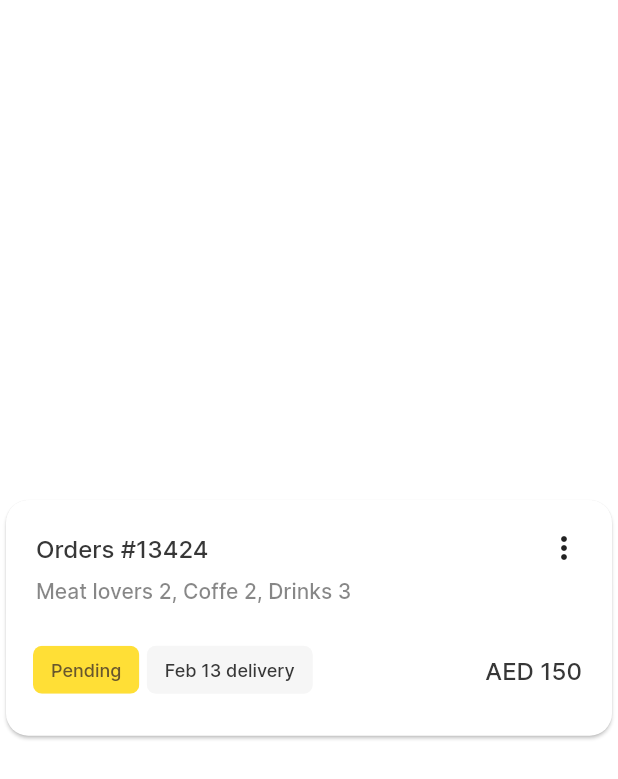
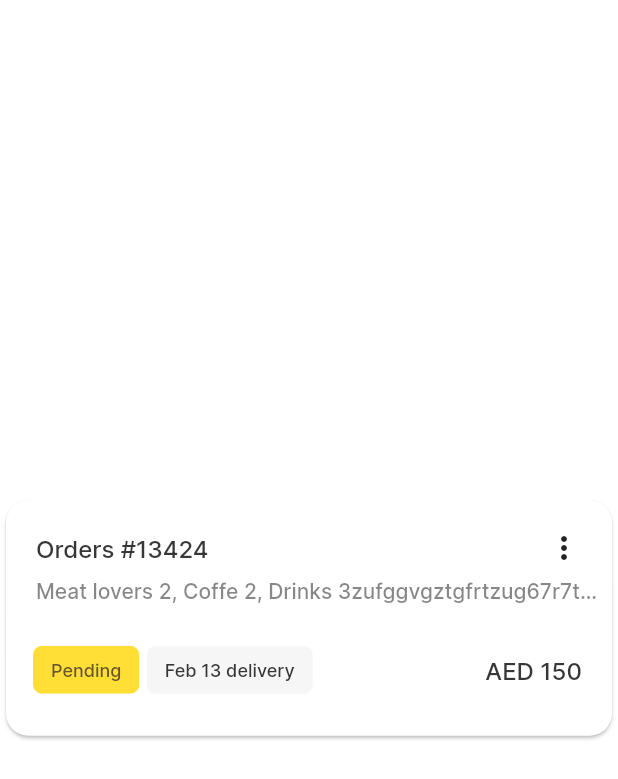
Before and after one commit to fcolakovic2/meelz, a Flutter app: the screen it shows after launch, on a phone screen of 412 x 824 dp. Shown: the top 779 px of the screen. Run offline on Flutter 3.47's test engine with Material 2 defaults, Android fonts, the phone set to English and light mode, and no system bars.

Commit message:
Dodan tekst sa tri tacke ukoliko je ogroman

```diff
--- a/lib/kartica.dart
+++ b/lib/kartica.dart
@@ -36,8 +36,7 @@ class _OrderKarticaState extends State<OrderKartica> {
                         Column(children: <Widget>[
                           Container(
                             height: 40,
-                            child:
-                                Image.asset('assets/images/Rectangle711.png'),
+                            child: Image.asset(widget.image),
                           ),
                         ]),
                         Padding(
@@ -45,8 +44,12 @@ class _OrderKarticaState extends State<OrderKartica> {
                           child: Column(
                               crossAxisAlignment: CrossAxisAlignment.start,
                               children: <Widget>[
-                                Text(
+                                Expanded(
+                                  child: Text(
                                     widget.title,
+                                    softWrap: false,
+                                    maxLines: 1,
+                                    overflow: TextOverflow.ellipsis,
                                     style: TextStyle(
                                       fontFamily: "Inter",
                                       fontSize: 16,
@@ -55,14 +58,21 @@ class _OrderKarticaState extends State<OrderKartica> {
                                       color: Color(0xff373737),
                                     ),
                                   ),
-                                Text(
+                                ),
+                                SizedBox(
+                                  width: 380,
+                                  child: Text(
                                     widget.subtitle,
+                                    softWrap: false,
+                                    maxLines: 1,
+                                    overflow: TextOverflow.ellipsis,
                                     style: TextStyle(
                                       fontFamily: "Inter",
                                       fontSize: 14,
                                       fontStyle: FontStyle.normal,
                                       fontWeight: FontWeight.w500,
                                       color: Color(0xff373737).withOpacity(0.6),
+                                    ),
                                   ),
                                 ),
                               ]),
@@ -98,6 +108,9 @@ class _OrderKarticaState extends State<OrderKartica> {
                           children: [
                             Text(
                               widget.title,
+                              softWrap: false,
+                              maxLines: 1,
+                              overflow: TextOverflow.ellipsis,
                               style: TextStyle(
                                 fontSize: 16,
                                 fontFamily: "Inter",
@@ -122,14 +135,20 @@ class _OrderKarticaState extends State<OrderKartica> {
                       Padding(
                         padding:
                             const EdgeInsets.only(left: 20.0, bottom: 10.0),
+                        child: SizedBox(
+                          width: 380,
                           child: Text(
                             widget.subtitle,
+                            softWrap: false,
+                            maxLines: 1,
+                            overflow: TextOverflow.ellipsis,
                             style: TextStyle(
                               fontSize: 14,
                               fontFamily: "Inter",
                               fontStyle: FontStyle.normal,
                               fontWeight: FontWeight.w500,
                               color: Color(0xff373737).withOpacity(0.6),
+                            ),
                           ),
                         ),
                       ),
--- a/lib/main.dart
+++ b/lib/main.dart
@@ -23,8 +23,12 @@ class MyApp extends StatelessWidget {
         // is not restarted.
         primarySwatch: Colors.blue,
       ),
-      home: OrderKartica("Orders #13424", "Meat lovers 2, Coffe 2, Drinks 3",
-          "AED 150", "", false),
+      home: OrderKartica(
+          "Orders #13424",
+          "Meat lovers 2, Coffe 2, Drinks 3zufggvgztgfrtzug67r7tugtzugtuzgitugtgtzgzuzguzihgiuhjiuojuojuojiuojuoi",
+          "AED 150",
+          "assets/images/Rectangle711.png",
+          false),
     );
   }
 }
```
Lines whose indentation alone changed are shown as unchanged.
